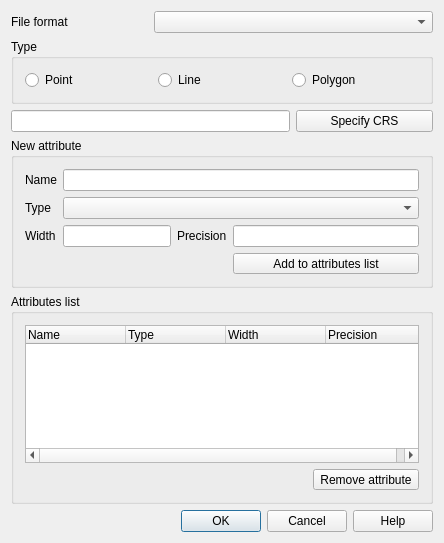
The window that src/ui/qgsnewvectorlayerdialogbase.ui (qgis/QGIS) describes before a commit, drawn with Qt 5.
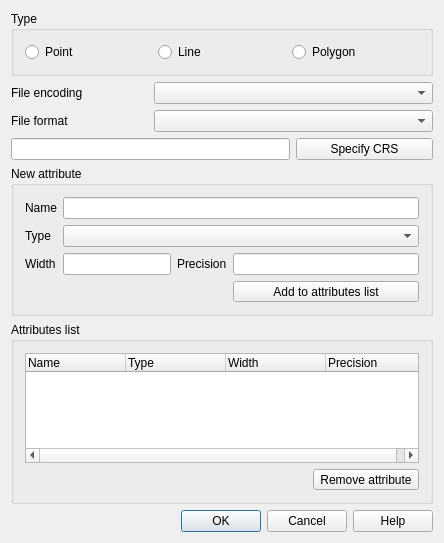
The same window after the commit. Icons and pictures are not drawn.

Commit message: use native file selection in new shapefile dialog (implements #9637)

Diff of the .ui file:
```diff
--- a/src/ui/qgsnewvectorlayerdialogbase.ui
+++ b/src/ui/qgsnewvectorlayerdialogbase.ui
@@ -17,27 +17,7 @@
    <bool>true</bool>
   </property>
   <layout class="QGridLayout">
-   <item row="0" column="0">
-    <widget class="QLabel" name="mFileFormatLabel">
-     <property name="enabled">
-      <bool>true</bool>
-     </property>
-     <property name="text">
-      <string>File format</string>
-     </property>
-     <property name="buddy">
-      <cstring>mFileFormatComboBox</cstring>
-     </property>
-    </widget>
-   </item>
-   <item row="0" column="1" colspan="2">
-    <widget class="QComboBox" name="mFileFormatComboBox">
-     <property name="enabled">
-      <bool>true</bool>
-     </property>
-    </widget>
-   </item>
-   <item row="1" column="0" colspan="3">
+   <item row="2" column="0" colspan="3">
     <widget class="QGroupBox" name="buttonGroup1">
      <property name="title">
       <string>Type</string>
@@ -67,7 +47,7 @@
      </layout>
     </widget>
    </item>
-   <item row="4" column="0" colspan="3">
+   <item row="9" column="0" colspan="3">
     <widget class="QGroupBox" name="groupBox">
      <property name="title">
       <string>New attribute</string>
@@ -154,7 +134,7 @@
      </layout>
     </widget>
    </item>
-   <item row="6" column="0" colspan="3">
+   <item row="11" column="0" colspan="3">
     <widget class="QGroupBox" name="groupBox_2">
      <property name="title">
       <string>Attributes list</string>
@@ -238,7 +218,7 @@
      </layout>
     </widget>
    </item>
-   <item row="8" column="0" colspan="3">
+   <item row="13" column="0" colspan="3">
     <widget class="QDialogButtonBox" name="buttonBox">
      <property name="orientation">
       <enum>Qt::Horizontal</enum>
@@ -248,7 +228,7 @@
      </property>
     </widget>
    </item>
-   <item row="3" column="2">
+   <item row="8" column="2">
     <widget class="QPushButton" name="pbnChangeSpatialRefSys">
      <property name="toolTip">
       <string>Specify the coordinate reference system of the layer's geometry.</string>
@@ -261,13 +241,53 @@
      </property>
     </widget>
    </item>
-   <item row="3" column="0" colspan="2">
+   <item row="8" column="0" colspan="2">
     <widget class="QLineEdit" name="leSpatialRefSys">
      <property name="readOnly">
       <bool>true</bool>
      </property>
     </widget>
    </item>
+   <item row="5" column="0">
+    <widget class="QLabel" name="mFileFormatLabel">
+     <property name="enabled">
+      <bool>true</bool>
+     </property>
+     <property name="text">
+      <string>File format</string>
+     </property>
+     <property name="buddy">
+      <cstring>mFileFormatComboBox</cstring>
+     </property>
+    </widget>
+   </item>
+   <item row="4" column="0">
+    <widget class="QLabel" name="mFileFormatLabel_2">
+     <property name="enabled">
+      <bool>true</bool>
+     </property>
+     <property name="text">
+      <string>File encoding</string>
+     </property>
+     <property name="buddy">
+      <cstring>mFileFormatComboBox</cstring>
+     </property>
+    </widget>
+   </item>
+   <item row="4" column="1" colspan="2">
+    <widget class="QComboBox" name="mFileFormatComboBox">
+     <property name="enabled">
+      <bool>true</bool>
+     </property>
+    </widget>
+   </item>
+   <item row="5" column="1" colspan="2">
+    <widget class="QComboBox" name="mFileEncoding">
+     <property name="enabled">
+      <bool>true</bool>
+     </property>
+    </widget>
+   </item>
   </layout>
  </widget>
  <layoutdefault spacing="6" margin="11"/>
```
Left out of the diff: 1 changed line with no effect on the pictures. The commit also changes 2 other files.
